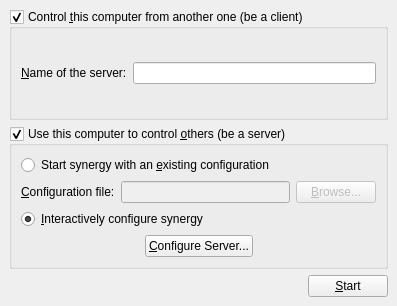
Qt form trunk/gui/res/MainWindowBase.ui (svn2github/synergy-plus) before a commit.
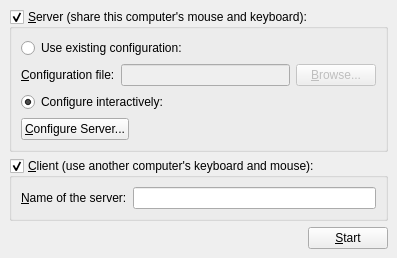
The same form after that commit.

Patch:
```diff
--- a/trunk/gui/res/MainWindowBase.ui
+++ b/trunk/gui/res/MainWindowBase.ui
@@ -1,68 +1,62 @@
 <ui version="4.0" >
  <class>MainWindowBase</class>
- <widget class="QMainWindow" name="MainWindowBase" >
-  <property name="geometry" >
+ <widget class="QMainWindow" name="MainWindowBase">
+  <property name="geometry">
    <rect>
     <x>0</x>
     <y>0</y>
     <width>397</width>
-    <height>306</height>
+    <height>247</height>
    </rect>
   </property>
-  <property name="windowTitle" >
-   <string>QSynergy</string>
+  <property name="sizePolicy">
+   <sizepolicy hsizetype="Fixed" vsizetype="Fixed">
+    <horstretch>0</horstretch>
+    <verstretch>0</verstretch>
+   </sizepolicy>
   </property>
-  <widget class="QWidget" name="centralwidget" >
-   <layout class="QGridLayout" >
-    <item row="0" column="0" colspan="2" >
-     <widget class="QGroupBox" name="m_pGroupClient" >
-      <property name="title" >
-       <string>Control &amp;this computer from another one (be a client)</string>
+  <property name="windowTitle">
+   <string>Synergy+</string>
+  </property>
+  <widget class="QWidget" name="centralwidget">
+   <layout class="QGridLayout">
+    <item row="4" column="1">
+     <widget class="QPushButton" name="m_pButtonToggleStart">
+      <property name="text">
+       <string>&amp;Start</string>
       </property>
-      <property name="checkable" >
-       <bool>true</bool>
-      </property>
-      <layout class="QGridLayout" >
-       <item row="0" column="0" >
-        <widget class="QLabel" name="m_pLabel_2" >
-         <property name="text" >
-          <string>&amp;Name of the server:</string>
-         </property>
-         <property name="buddy" >
-          <cstring>m_pLineEditHostname</cstring>
-         </property>
-        </widget>
-       </item>
-       <item row="0" column="1" >
-        <widget class="QLineEdit" name="m_pLineEditHostname" />
-       </item>
-      </layout>
      </widget>
     </item>
-    <item row="1" column="0" colspan="2" >
-     <widget class="QGroupBox" name="m_pGroupServer" >
-      <property name="title" >
-       <string>Use this computer to control &amp;others (be a server)</string>
+    <item row="1" column="0" colspan="2">
+     <widget class="QGroupBox" name="m_pGroupServer">
+      <property name="sizePolicy">
+       <sizepolicy hsizetype="Preferred" vsizetype="Fixed">
+        <horstretch>0</horstretch>
+        <verstretch>0</verstretch>
+       </sizepolicy>
       </property>
-      <property name="checkable" >
+      <property name="title">
+       <string>&amp;Server (share this computer's mouse and keyboard):</string>
+      </property>
+      <property name="checkable">
        <bool>true</bool>
       </property>
       <property name="checked" >
        <bool>true</bool>
       </property>
-      <layout class="QVBoxLayout" >
+      <layout class="QVBoxLayout">
        <item>
-        <widget class="QRadioButton" name="m_pRadioExternalConfig" >
-         <property name="text" >
-          <string>Start synergy with an &amp;existing configuration</string>
+        <widget class="QRadioButton" name="m_pRadioExternalConfig">
+         <property name="text">
+          <string>Use existing configuration:</string>
          </property>
         </widget>
        </item>
        <item>
-        <layout class="QHBoxLayout" >
+        <layout class="QHBoxLayout">
          <item>
-          <widget class="QLabel" name="m_pLabel_4" >
-           <property name="text" >
+          <widget class="QLabel" name="m_pLabelConfigurationFile">
+           <property name="text">
             <string>&amp;Configuration file:</string>
            </property>
            <property name="buddy" >
@@ -71,15 +65,15 @@
           </widget>
          </item>
          <item>
-          <widget class="QLineEdit" name="m_pLineEditConfigFile" >
-           <property name="enabled" >
+          <widget class="QLineEdit" name="m_pLineEditConfigFile">
+           <property name="enabled">
             <bool>false</bool>
            </property>
           </widget>
          </item>
          <item>
-          <widget class="QPushButton" name="m_pButtonBrowseConfigFile" >
-           <property name="enabled" >
+          <widget class="QPushButton" name="m_pButtonBrowseConfigFile">
+           <property name="enabled">
             <bool>false</bool>
            </property>
            <property name="text" >
@@ -90,9 +84,9 @@
         </layout>
        </item>
        <item>
-        <widget class="QRadioButton" name="m_pRadioInternalConfig" >
-         <property name="text" >
-          <string>&amp;Interactively configure synergy</string>
+        <widget class="QRadioButton" name="m_pRadioInternalConfig">
+         <property name="text">
+          <string>Configure interactively:</string>
          </property>
          <property name="checked" >
           <bool>true</bool>
@@ -100,23 +94,10 @@
         </widget>
        </item>
        <item>
-        <layout class="QHBoxLayout" >
+        <layout class="QHBoxLayout">
          <item>
-          <spacer>
-           <property name="orientation" >
-            <enum>Qt::Horizontal</enum>
-           </property>
-           <property name="sizeHint" >
-            <size>
-             <width>40</width>
-             <height>20</height>
-            </size>
-           </property>
-          </spacer>
-         </item>
-         <item>
-          <widget class="QPushButton" name="m_pButtonConfigureServer" >
-           <property name="text" >
+          <widget class="QPushButton" name="m_pButtonConfigureServer">
+           <property name="text">
             <string>&amp;Configure Server...</string>
            </property>
           </widget>
@@ -139,12 +120,12 @@
       </layout>
      </widget>
     </item>
-    <item row="3" column="0" >
+    <item row="4" column="0">
      <spacer>
-      <property name="orientation" >
+      <property name="orientation">
        <enum>Qt::Horizontal</enum>
       </property>
-      <property name="sizeHint" >
+      <property name="sizeHint" stdset="0">
        <size>
         <width>40</width>
         <height>20</height>
@@ -152,11 +133,48 @@
       </property>
      </spacer>
     </item>
-    <item row="3" column="1" >
-     <widget class="QPushButton" name="m_pButtonStart" >
-      <property name="text" >
-       <string>&amp;Start</string>
+    <item row="3" column="0" colspan="2">
+     <spacer name="verticalSpacer">
+      <property name="orientation">
+       <enum>Qt::Vertical</enum>
       </property>
+      <property name="sizeHint" stdset="0">
+       <size>
+        <width>0</width>
+        <height>0</height>
+       </size>
+      </property>
+     </spacer>
+    </item>
+    <item row="2" column="0" colspan="2">
+     <widget class="QGroupBox" name="m_pGroupClient">
+      <property name="sizePolicy">
+       <sizepolicy hsizetype="Preferred" vsizetype="Fixed">
+        <horstretch>0</horstretch>
+        <verstretch>0</verstretch>
+       </sizepolicy>
+      </property>
+      <property name="title">
+       <string>&amp;Client (use another computer's keyboard and mouse):</string>
+      </property>
+      <property name="checkable">
+       <bool>true</bool>
+      </property>
+      <layout class="QGridLayout">
+       <item row="0" column="0">
+        <widget class="QLabel" name="m_pLabelServerName">
+         <property name="text">
+          <string>&amp;Name of the server:</string>
+         </property>
+         <property name="buddy">
+          <cstring>m_pLineEditHostname</cstring>
+         </property>
+        </widget>
+       </item>
+       <item row="0" column="1">
+        <widget class="QLineEdit" name="m_pLineEditHostname"/>
+       </item>
+      </layout>
      </widget>
     </item>
    </layout>
```
Left out of the diff: 125 changed lines with no effect on the pictures.
